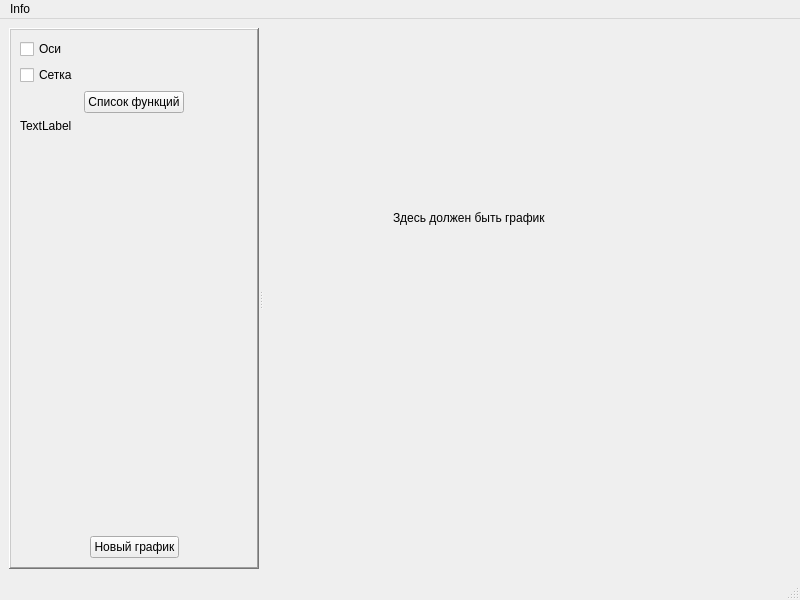
GirvitAlexander/Graph, file mainwindow/mainwindow.ui: the form before one commit.
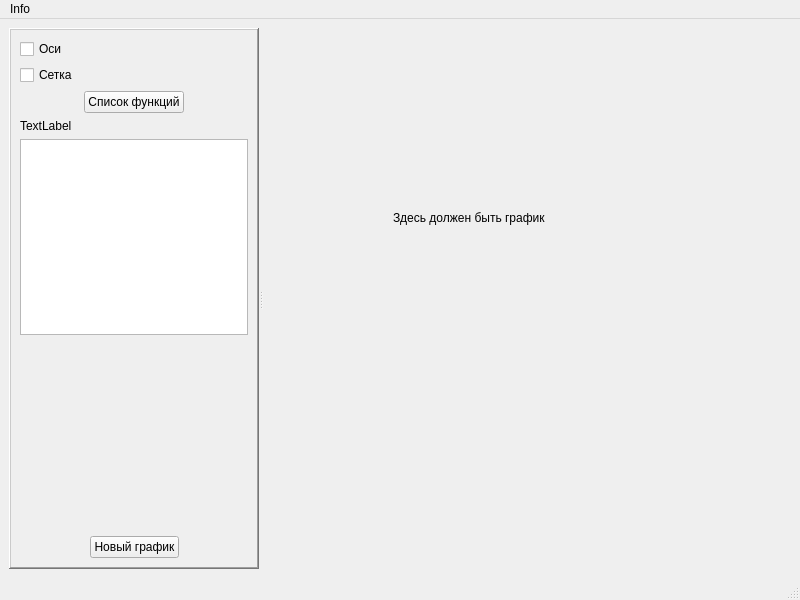
The form after the commit.

```diff
--- a/mainwindow/mainwindow.ui
+++ b/mainwindow/mainwindow.ui
@@ -125,6 +125,9 @@
           </property>
          </widget>
         </item>
+        <item>
+         <widget class="QTextBrowser" name="textBrowser"/>
+        </item>
         <item>
          <spacer name="verticalSpacer">
           <property name="orientation">
```
